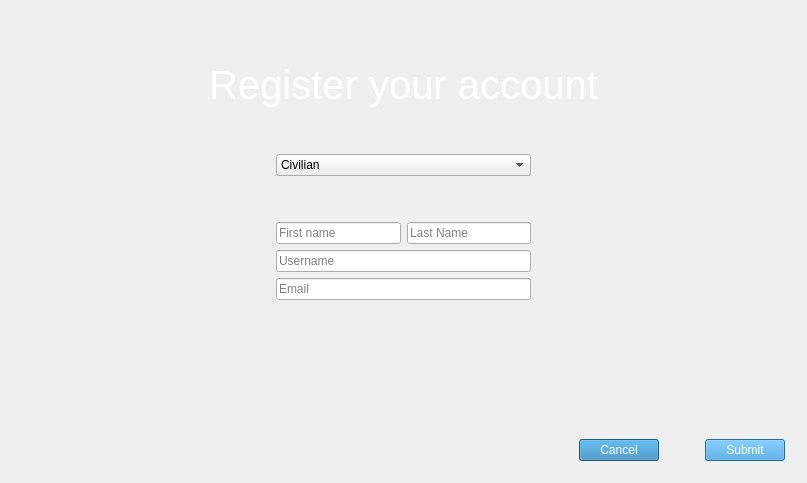
Above: gui/mainwindow.ui from XinChen96/Emergency-Response-System before the change. Below: the same form after it.
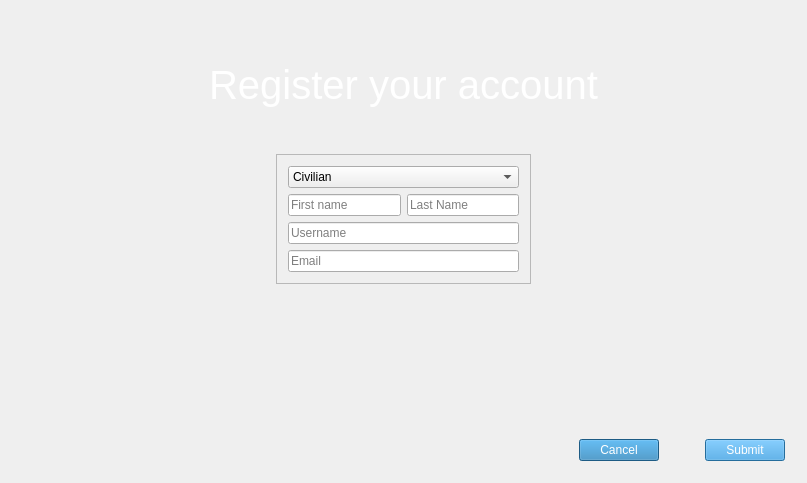
That is the form after the change. The open tabs and pages were chosen to show the change. Icons and pictures are not drawn.

Diff of the .ui file:
```diff
--- a/gui/mainwindow.ui
+++ b/gui/mainwindow.ui
@@ -241,7 +241,7 @@
        </layout>
       </widget>
       <widget class="QWidget" name="regForm">
-       <layout class="QVBoxLayout" name="verticalLayout_12">
+       <layout class="QVBoxLayout" name="verticalLayout_4">
         <item>
          <spacer name="verticalSpacer_5">
           <property name="orientation">
@@ -300,6 +300,9 @@
             <property name="orientation">
              <enum>Qt::Horizontal</enum>
             </property>
+            <property name="sizeType">
+             <enum>QSizePolicy::Expanding</enum>
+            </property>
             <property name="sizeHint" stdset="0">
              <size>
               <width>40</width>
@@ -309,7 +312,23 @@
            </spacer>
           </item>
           <item>
-           <layout class="QVBoxLayout" name="verticalLayout_4">
+           <widget class="QFrame" name="frameReg">
+            <property name="sizePolicy">
+             <sizepolicy hsizetype="Preferred" vsizetype="Preferred">
+              <horstretch>0</horstretch>
+              <verstretch>0</verstretch>
+             </sizepolicy>
+            </property>
+            <property name="styleSheet">
+             <string notr="true">QWidget[objectName=&quot;frameReg&quot;] { background-color:rgba(255, 255, 255, 64)}</string>
+            </property>
+            <property name="frameShape">
+             <enum>QFrame::StyledPanel</enum>
+            </property>
+            <property name="frameShadow">
+             <enum>QFrame::Raised</enum>
+            </property>
+            <layout class="QVBoxLayout" name="verticalLayout_3">
             <item>
              <widget class="QComboBox" name="identity">
               <item>
@@ -324,19 +343,6 @@
               </item>
              </widget>
             </item>
-            <item>
-             <spacer name="verticalSpacer_7">
-              <property name="orientation">
-               <enum>Qt::Vertical</enum>
-              </property>
-              <property name="sizeHint" stdset="0">
-               <size>
-                <width>20</width>
-                <height>40</height>
-               </size>
-              </property>
-             </spacer>
-            </item>
             <item>
              <layout class="QHBoxLayout" name="horizontalLayout_9">
               <item>
@@ -370,12 +376,16 @@
              </widget>
             </item>
            </layout>
+           </widget>
           </item>
           <item>
            <spacer name="horizontalSpacer_5">
             <property name="orientation">
              <enum>Qt::Horizontal</enum>
             </property>
+            <property name="sizeType">
+             <enum>QSizePolicy::Expanding</enum>
+            </property>
             <property name="sizeHint" stdset="0">
              <size>
               <width>40</width>
```
Lines whose indentation alone changed are shown as unchanged.
